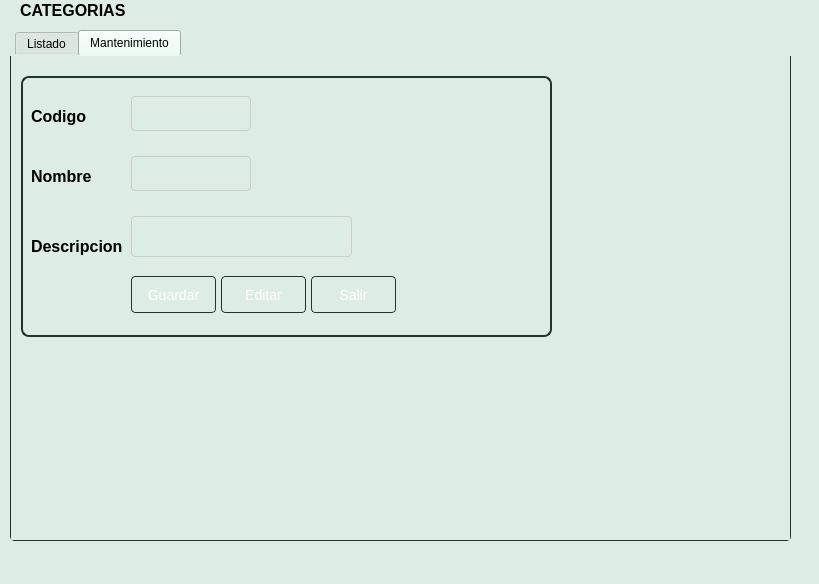
First picture: the form in Sistema de ventas/ui/FrmCategoria.ui, repository CodeDrTech/DevelopPython, before the edit.
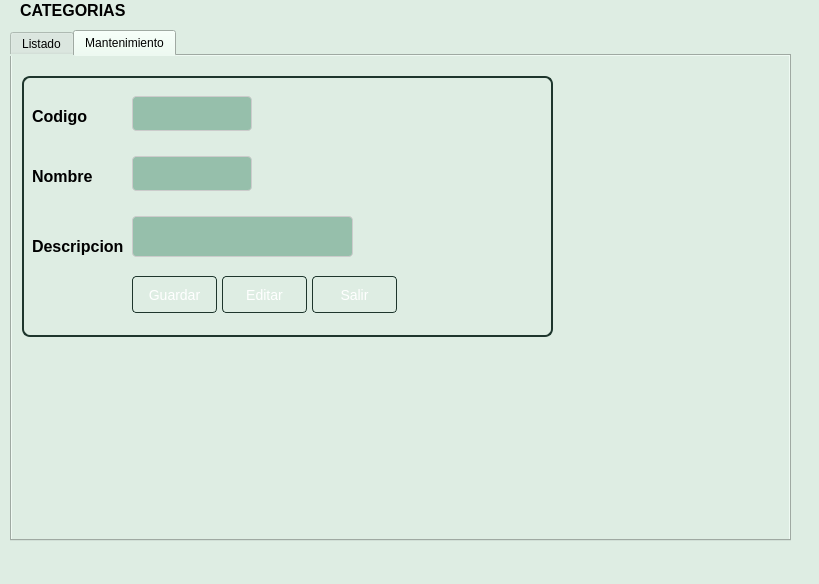
Second picture: the form after the edit. The open tabs and pages were chosen to show the change.

Diff of the .ui file:
```diff
--- a/Sistema de ventas/ui/FrmCategoria.ui
+++ b/Sistema de ventas/ui/FrmCategoria.ui
@@ -66,36 +66,26 @@
      <string>&lt;html&gt;&lt;head/&gt;&lt;body&gt;&lt;p&gt;&lt;span style=&quot; font-size:11pt;&quot;&gt;ver, agregar o editar categorias&lt;/span&gt;&lt;/p&gt;&lt;/body&gt;&lt;/html&gt;</string>
     </property>
     <property name="styleSheet">
-     <string notr="true">QTabWidget {
-    background-color: #deede3;
+     <string notr="true">QLineEdit {
+    background-color: #96bfab;
     border: 1px solid #cccccc;
+    padding: 6px;
     border-radius: 4px;
+    font-size: 14px;
 }
 
-QTabWidget::tab-bar {
-    left: 5px;
+QLineEdit:hover {
+    border: 1px solid #689f84;
 }
 
-QTabWidget::tab {
-    background-color: #deede3;
-    border: 1px solid #1e362d;
-    border-bottom-left-radius: 4px;
-    border-bottom-right-radius: 4px;
-    padding: 6px 12px;
+QLineEdit:focus {
+    border: 1px solid #689f84;
+    outline: none;
 }
 
-QTabWidget::tab:selected {
-    background-color: #c0dacb;
-    border: 1px solid #1e362d;
-    border-bottom: 1px solid #c0dacb;
-}
-
-QTabWidget::pane {
-    background-color: #deede3;
-    border: 1px solid #1e362d;
-    border-top: none;
-    border-bottom-left-radius: 4px;
-    border-bottom-right-radius: 4px;
+QLineEdit::placeholder {
+    color: #1e362d;
+    font-weight: bold;
 }</string>
     </property>
     <property name="currentIndex">
@@ -604,7 +594,7 @@
        </property>
        <property name="styleSheet">
         <string notr="true">QLineEdit {
-    background-color: #deede3;
+    background-color: #96bfab;
     border: 1px solid #cccccc;
     padding: 6px;
     border-radius: 4px;
@@ -643,7 +633,7 @@
        </property>
        <property name="styleSheet">
         <string notr="true">QLineEdit {
-    background-color: #deede3;
+    background-color: #96bfab;
     border: 1px solid #cccccc;
     padding: 6px;
     border-radius: 4px;
@@ -679,7 +669,7 @@
        </property>
        <property name="styleSheet">
         <string notr="true">QTextEdit {
-    background-color: #deede3;
+    background-color: #96bfab;
     border: 1px solid #cccccc;
     padding: 6px;
     border-radius: 4px;
```
Left out of the diff: 32 changed lines with no effect on the pictures.
